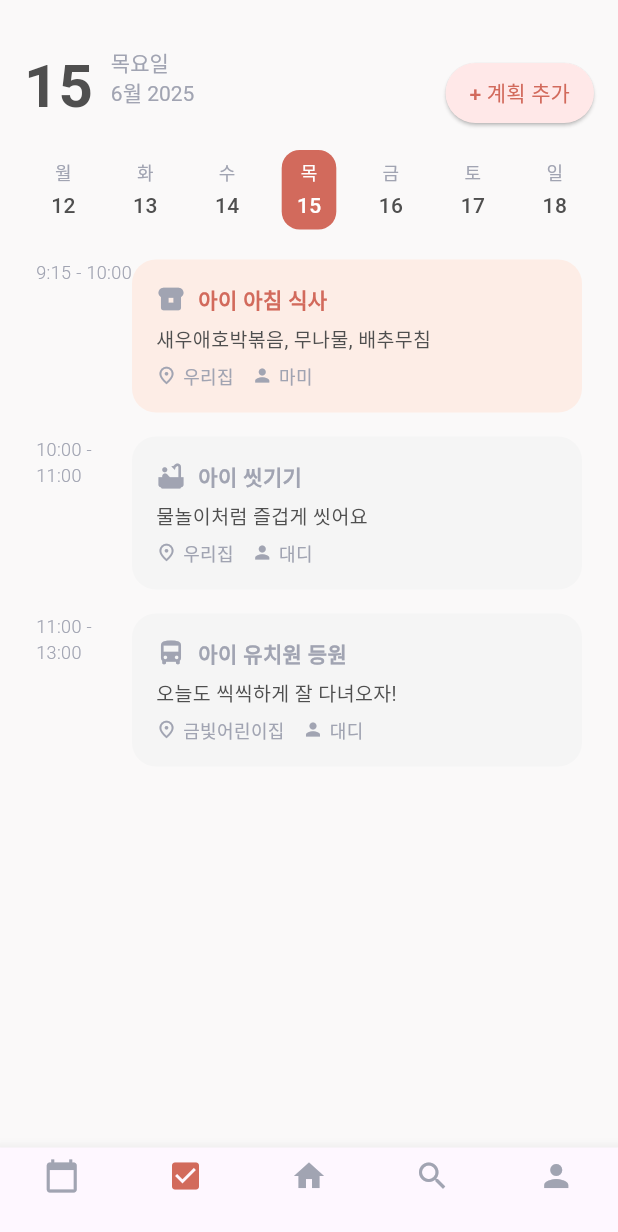
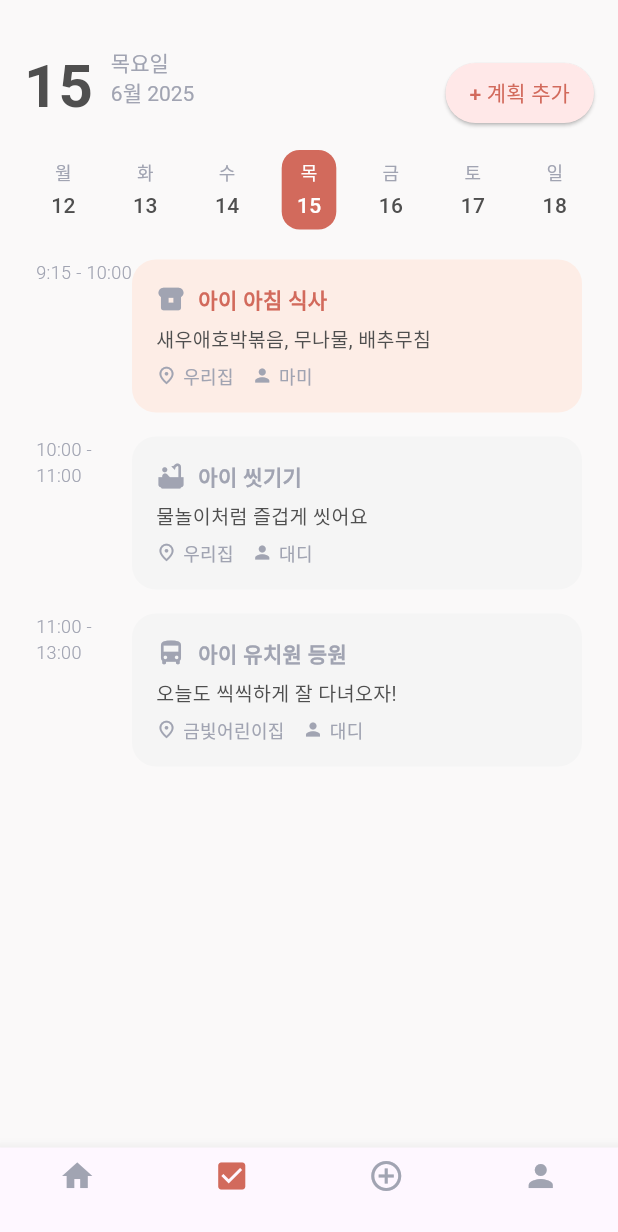
Before and after one commit to leesubeeeeen/growtogether, a Flutter app: the TodoPage screen opened directly, on a phone screen of 412 x 824 dp. Shown: the top 1232 px of the screen. Run offline on Flutter 3.47's test engine with Material 3 defaults, Android fonts, the phone set to English and light mode, and no system bars; our stand-ins replace table_calendar; accounts and stored records are empty; network calls fail; Roboto replaces fonts that are missing (BMJUA).

Commit message:
feat: 화면 간 내비게이션 바 같은 위젯으로 통일

```diff
--- a/lib/screens/chat_advice_page.dart
+++ b/lib/screens/chat_advice_page.dart
@@ -2,6 +2,7 @@ import 'package:flutter/material.dart';
 import '../theme/palette.dart';
 import '../theme/fonts.dart';
 import 'dart:async';
+import '../widgets/bottom_navi_bar.dart';
 
 class ChatAdvicePage extends StatefulWidget {
   const ChatAdvicePage({super.key});
@@ -206,6 +207,7 @@ class _ChatAdvicePageState extends State<ChatAdvicePage> {
           )
         ],
       ),
+      bottomNavigationBar: buildBottomNavBar(context, 3),
     );
   }
 }
--- a/lib/screens/todo_page.dart
+++ b/lib/screens/todo_page.dart
@@ -4,6 +4,7 @@ import '../theme/fonts.dart';
 import 'todo_ai_page.dart';
 import '../widgets/calendar_day_item.dart';
 import '../widgets/schedule_item.dart';
+import '../widgets/bottom_navi_bar.dart';
 
 class TodoPage extends StatelessWidget {
   const TodoPage({super.key});
@@ -94,19 +95,7 @@ class TodoPage extends StatelessWidget {
           Expanded(child: _buildScheduleList()),
         ],
       ),
-      bottomNavigationBar: BottomNavigationBar(
-        currentIndex: 1,
-        type: BottomNavigationBarType.fixed,
-        selectedItemColor: Palette.mainRed,
-        unselectedItemColor: Palette.greyText,
-        items: const [
-          BottomNavigationBarItem(icon: Icon(Icons.calendar_today), label: ''),
-          BottomNavigationBarItem(icon: Icon(Icons.check_box), label: ''),
-          BottomNavigationBarItem(icon: Icon(Icons.home), label: ''),
-          BottomNavigationBarItem(icon: Icon(Icons.search), label: ''),
-          BottomNavigationBarItem(icon: Icon(Icons.person), label: ''),
-        ],
-      ),
+      bottomNavigationBar: buildBottomNavBar(context, 1),
     );
   }
 
```
Also changed, not shown: lib/screens/home_page.dart (+3 -31 lines), lib/screens/todo_ai_page.dart (+2 -13 lines), lib/widgets/bottom_navi_bar.dart (added, +41 -0 lines).
